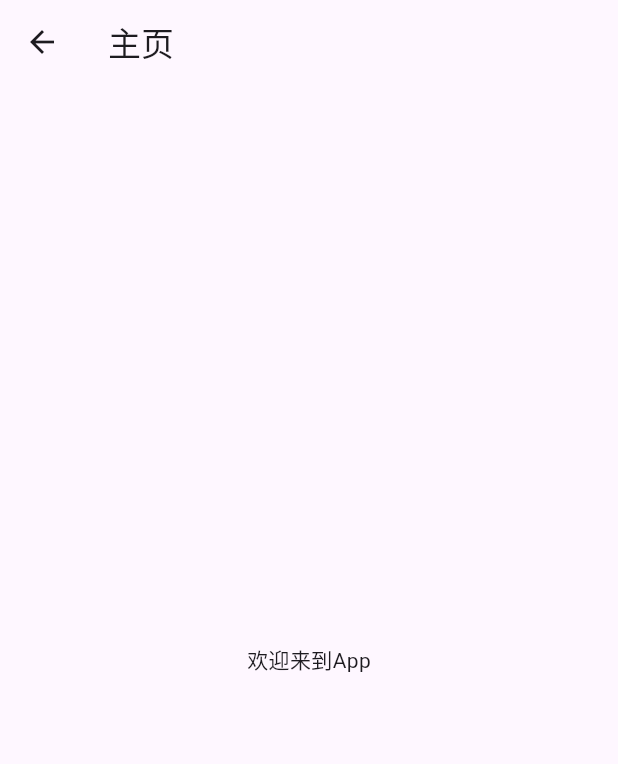
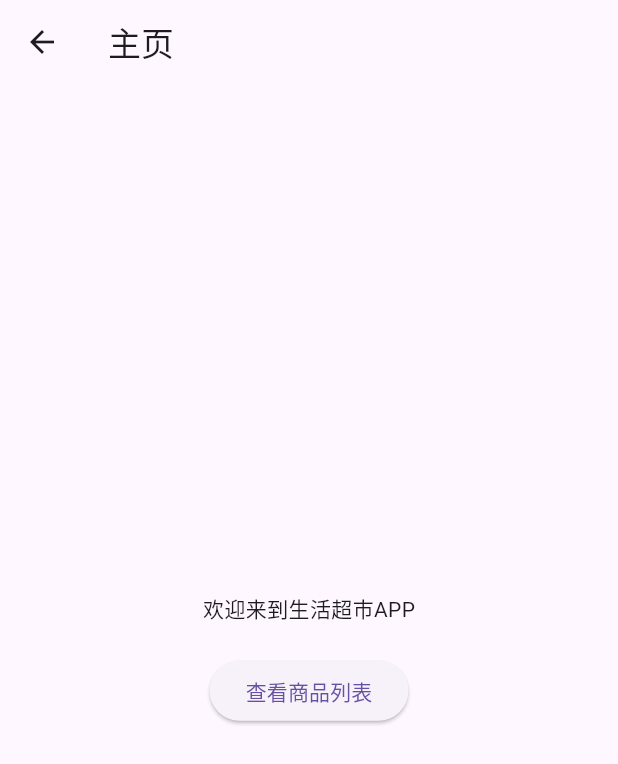
Before and after one commit to MrAlridge/django_shop, a Flutter app: the HomePage screen opened by its route, on a phone screen of 412 x 824 dp. Shown: the top 764 px of the screen. Run offline on Flutter 3.47's test engine with Material 3 defaults, Android fonts, the phone set to English and light mode, and no system bars.

Commit message:
给首页做了个去往商品列表的跳转，暂时先不搞token了，太你妈麻烦了，等需要的时候再一块弄吧

```diff
--- a/frontend/lib/pages/home_page.dart
+++ b/frontend/lib/pages/home_page.dart
@@ -7,8 +7,21 @@ class HomePage extends StatelessWidget {
   Widget build(BuildContext context) {
     return Scaffold(
       appBar: AppBar(title: const Text('主页')),
-      body: const Center(
-        child: Text('欢迎来到App'),
+      body: Center(
+        child: Column(
+          mainAxisAlignment: MainAxisAlignment.center,
+          children: <Widget>[
+            const Text('欢迎来到生活超市APP'),
+            const SizedBox(height: 20),
+            ElevatedButton(
+              onPressed: () {
+                // 跳转到商品列表页
+                Navigator.pushNamed(context, '/products');
+              },
+              child: const Text('查看商品列表')
+            ),
+          ],
+        ),
       ),
     );
   }
--- a/frontend/lib/pages/product_list_page.dart
+++ b/frontend/lib/pages/product_list_page.dart
@@ -19,7 +19,7 @@ class ProductListPageState extends State<ProductListPage> {
   bool _isOnSaleFilter = false;     // 是否促销筛选
   String _ordering = '-created_at'; // 排序字段
   int _page = 1;                    // 当前页码
-  int _pageSize = 10;               // 每页数量
+  final int _pageSize = 10;               // 每页数量
   bool _hasMore = true;             // 是否还有更多数据
 
   // 商品分类列表,用于筛选
--- a/frontend/pubspec.yaml
+++ b/frontend/pubspec.yaml
@@ -33,6 +33,8 @@ dependencies:
   http: ^1.1.0
   provider: ^6.0.0
   intl: ^0.18.0
+  # ! 安全存储本地Token
+  flutter_secure_storage: ^9.2.2
 
   # The following adds the Cupertino Icons font to your application.
   # Use with the CupertinoIcons class for iOS style icons.
```
Also changed, not shown: frontend/pubspec.lock, 1 other file.
